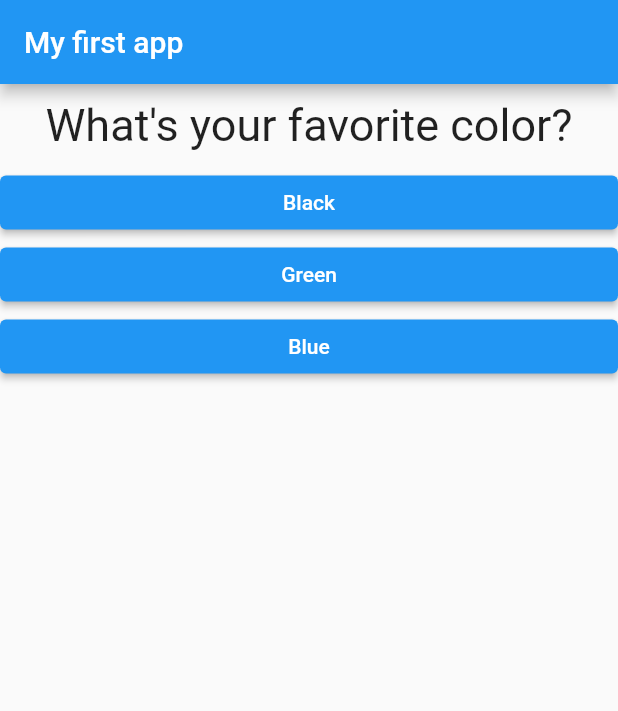
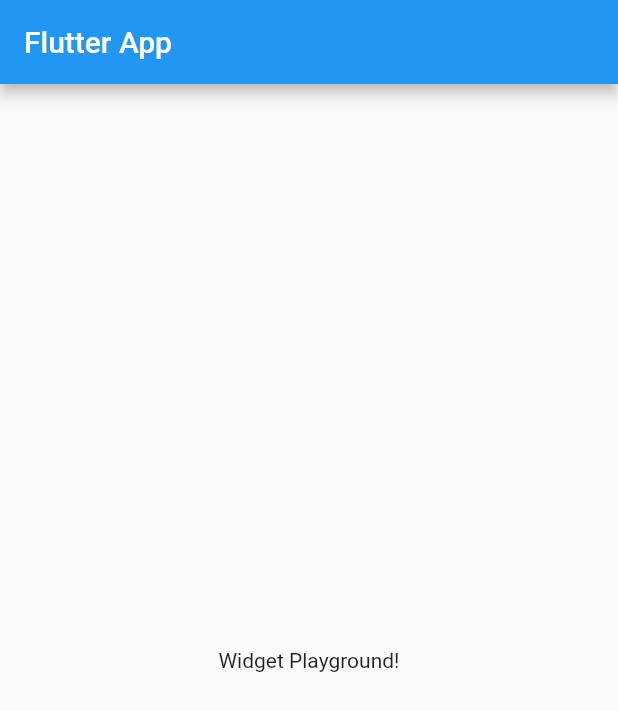
Before and after one commit to quanle198/Flutter-Tutorial, a Flutter app: the screen it shows after launch, on a phone screen of 412 x 824 dp. Shown: the top 711 px of the screen. Run offline on Flutter 3.47's test engine with Material 2 defaults, Android fonts, the phone set to English and light mode, and no system bars.

Commit message:
first commit for new app

```diff
--- a/lib/answer.dart
+++ /dev/null
@@ -1,21 +0,0 @@
-import 'package:flutter/material.dart';
-
-class Answer extends StatelessWidget {
-  final Function selectHander;
-  final String answer;
-
-  Answer(this.selectHander, this.answer);
-
-  @override
-  Widget build(BuildContext context) {
-    return Container(
-      width: double.infinity,
-      child: ElevatedButton(
-        child: Text(
-          answer,
-        ),
-        onPressed: selectHander,
-      ),
-    );
-  }
-}
--- a/lib/main.dart
+++ b/lib/main.dart
@@ -1,85 +1,27 @@
 import 'package:flutter/material.dart';
-import './quiz.dart';
-import './result.dart';
 
-void main() {
-  runApp(MyApp());
-}
+void main() => runApp(MyApp());
 
-class MyApp extends StatefulWidget {
+class MyApp extends StatelessWidget {
   @override
-  State<StatefulWidget> createState() {
-    // TODO: implement createState
-    return MyAppState();
+  Widget build(BuildContext context) {
+    return MaterialApp(
+      title: 'Flutter App',
+      home: MyHomePage(),
+    );
   }
 }
 
-class MyAppState extends State<MyApp> {
-  var _questionIndex = 0;
-  var _totalScore = 0;
-
-  final _questions = const [
-    {
-      'questionText': 'What\'s your favorite color?',
-      'answers': [
-        {'text': 'Black', 'score': 10},
-        {'text': 'Green', 'score': 6},
-        {'text': 'Blue', 'score': 3}
-      ]
-    },
-    {
-      'questionText': 'What\'s your favorite animal?',
-      'answers': [
-        {'text': 'Dog', 'score': 10},
-        {'text': 'Cat', 'score': 6},
-        {'text': 'Rabbit', 'score': 3}
-      ]
-    },
-    {
-      'questionText': 'What\'s your favorite intructor?',
-      'answers': [
-        {'text': 'Quan', 'score': 10},
-        {'text': 'Max', 'score': 6},
-        {'text': 'Min', 'score': 3}
-      ]
-    },
-  ];
-  void _answerQuestion(int score) {
-    _totalScore = _totalScore + score;
-
-    setState(() {
-      _questionIndex = _questionIndex + 1;
-    });
-
-    print(_questionIndex);
-    if (_questionIndex < _questions.length) {
-      print('We have more questionS!!!');
-    } else {
-      print('No more question');
-    }
-  }
-
-  void _resetQuiz() {
-    setState(() {
-      _questionIndex = 0;
-      _totalScore = 0;
-    });
-  }
-
+class MyHomePage extends StatelessWidget {
   @override
   Widget build(BuildContext context) {
-    return MaterialApp(
-      home: Scaffold(
-          appBar: AppBar(
-            title: Text('My first app'),
-          ),
-          body: _questionIndex < _questions.length
-              ? Quiz(
-                  answerQuestion: _answerQuestion,
-                  questionIndex: _questionIndex,
-                  questions: _questions,
-                )
-              : Reusult(_totalScore, _resetQuiz)),
+    return Scaffold(
+      appBar: AppBar(
+        title: Text('Flutter App'),
+      ),
+      body: Center(
+        child: Text('Widget Playground!'),
+      ),
     );
   }
 }
--- a/lib/question.dart
+++ /dev/null
@@ -1,19 +0,0 @@
-import 'package:flutter/material.dart';
-
-class Question extends StatelessWidget {
-  final String questionText;
-
-  Question(this.questionText);
-
-  @override
-  Widget build(BuildContext context) {
-    return Container(
-        width: double.infinity,
-        margin: EdgeInsets.all(10),
-        child: Text(
-          questionText,
-          style: TextStyle(fontSize: 30),
-          textAlign: TextAlign.center,
-        ));
-  }
-}
--- a/lib/quiz.dart
+++ /dev/null
@@ -1,27 +0,0 @@
-import 'package:flutter/material.dart';
-import './question.dart';
-import './answer.dart';
-
-class Quiz extends StatelessWidget {
-  final List<Map<String, Object>> questions;
-  final Function answerQuestion;
-  final int questionIndex;
-
-  Quiz(
-      {@required this.answerQuestion,
-      @required this.questionIndex,
-      @required this.questions});
-
-  @override
-  Widget build(BuildContext context) {
-    return Column(
-      children: [
-        Question(questions[questionIndex]['questionText']),
-        ...(questions[questionIndex]['answers'] as List<Map<String, Object>>)
-            .map((answer) =>
-                Answer(() => answerQuestion(answer['score']), answer['text']))
-            .toList(),
-      ],
-    );
-  }
-}
```
Also changed, not shown: lib/result.dart (deleted, +0 -38 lines).
